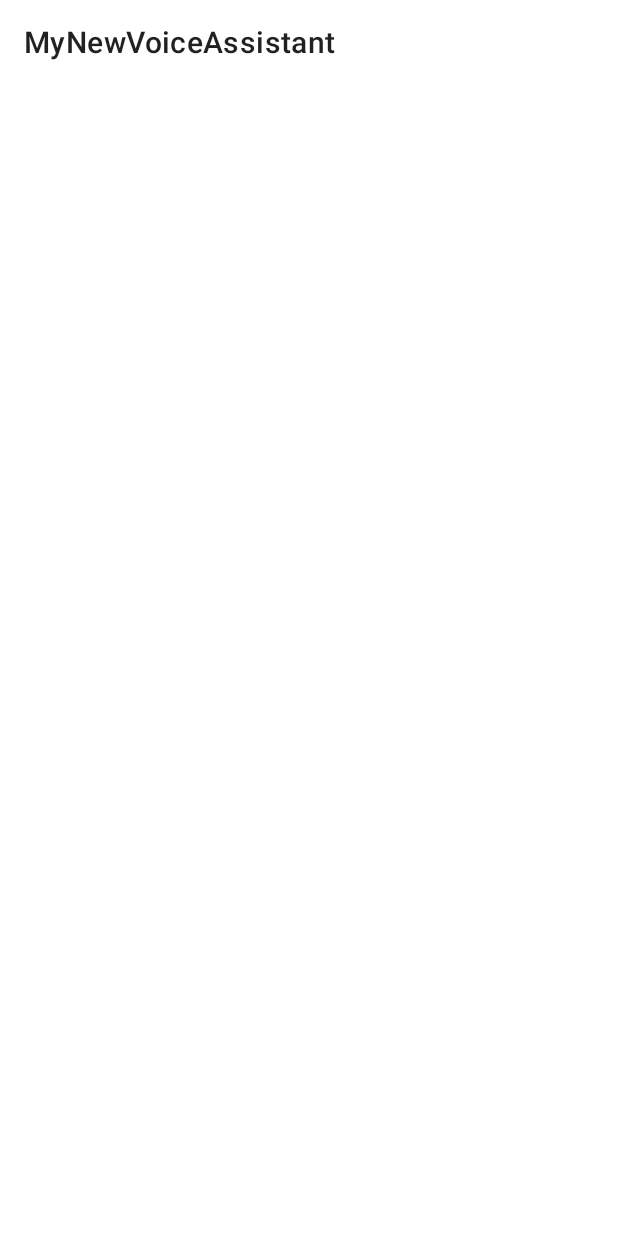
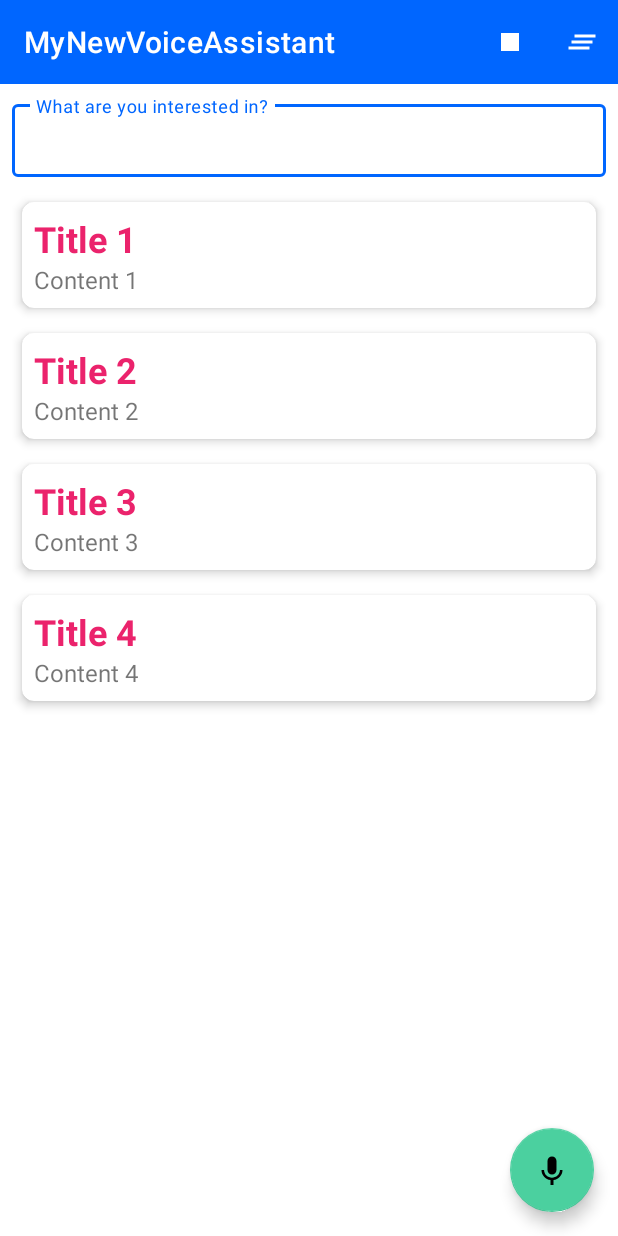
Before and after one commit to shade1471/FirstAndroid, an Android app: the screen it shows after launch (MainActivity), on a phone screen of 412 x 824 dp. Run offline under Robolectric (Android 15) with nearby library versions, the phone set to English and light mode, and no system bars.

Commit message:
first lesson

```diff
--- a/app/build.gradle
+++ b/app/build.gradle
@@ -37,7 +37,6 @@ dependencies {
     implementation 'androidx.appcompat:appcompat:1.3.0'
     implementation 'com.google.android.material:material:1.4.0'
     implementation 'androidx.constraintlayout:constraintlayout:2.0.4'
-    implementation 'com.google.android.material:material:1.6.0-alpha03'
     implementation 'com.google.code.gson:gson:2.9.0'
     testImplementation 'junit:junit:4.13.2'
     androidTestImplementation 'androidx.test.ext:junit:1.1.3'
--- a/app/src/main/java/ru/netology/voiceassistant/MainActivity.kt
+++ b/app/src/main/java/ru/netology/voiceassistant/MainActivity.kt
@@ -3,28 +3,95 @@ package ru.netology.voiceassistant
 import androidx.appcompat.app.AppCompatActivity
 import android.os.Bundle
 import android.util.Log
+import android.view.Menu
+import android.view.MenuItem
+import android.widget.ListView
+import android.widget.ProgressBar
+import android.widget.SimpleAdapter
 import android.widget.TextView
+import com.google.android.material.appbar.MaterialToolbar
+import com.google.android.material.floatingactionbutton.FloatingActionButton
+import com.google.android.material.textfield.TextInputEditText
 
 class MainActivity : AppCompatActivity() {
+
     val TAG: String = "MainActivity"
+
+    lateinit var requestInput: TextInputEditText
+
+    lateinit var podsAdapter: SimpleAdapter
+
+    lateinit var progressBar: ProgressBar
+
+    val pods = mutableListOf<HashMap<String, String>>(
+        HashMap<String, String>().apply {
+            put("Title","Title 1")
+            put("Content", "Content 1")
+        },
+        HashMap<String, String>().apply {
+            put("Title","Title 2")
+            put("Content", "Content 2")
+        },
+        HashMap<String, String>().apply {
+            put("Title","Title 3")
+            put("Content", "Content 3")
+        },
+        HashMap<String, String>().apply {
+            put("Title","Title 4")
+            put("Content", "Content 4")
+        }
+    )
+
     override fun onCreate(savedInstanceState: Bundle?) {
-
-        Log.d(TAG, "start of onCreate function")
 
         super.onCreate(savedInstanceState)
         setContentView(R.layout.activity_main)
 
-        val name: String = "Ivan"
-        val surname: String = "Ivanov"
-        var age: Int = 37
-        var height: Double = 172.2
+        initViews()
+    }
 
-        val summary: String = "name: $name surname: $surname age: $age height: $height"
-        val output: TextView = findViewById(R.id.output)
-        output.text = summary
+    fun initViews() {
+        val toolbar: MaterialToolbar = findViewById(R.id.toolbar)
+        setSupportActionBar(toolbar)
 
-        Log.d(TAG, summary)
+        requestInput = findViewById(R.id.text_input_edit)
 
-        Log.d(TAG, "end of onCreate function")
+        val podsList: ListView = findViewById(R.id.pods_list)
+        podsAdapter = SimpleAdapter(
+            applicationContext,
+            pods,
+            R.layout.item_pod,
+            arrayOf("Title", "Content"),
+            intArrayOf(R.id.title, R.id.content)
+        )
+        podsList.adapter = podsAdapter
+
+        val voiceInputButton: FloatingActionButton = findViewById(R.id.voice_input_button)
+        voiceInputButton.setOnClickListener {
+            Log.d(TAG, "FAB")
+        }
+
+        progressBar= findViewById(R.id.progress_bar)
+
+    }
+
+    override fun onCreateOptionsMenu(menu: Menu?): Boolean {
+        menuInflater.inflate(R.menu.toolbar_menu, menu)
+        return super.onCreateOptionsMenu(menu)
+    }
+
+    override fun onOptionsItemSelected(item: MenuItem): Boolean {
+        when(item.itemId) {
+            R.id.action_stop -> {
+                Log.d(TAG, "action_stop")
+                return true
+            }
+            R.id.action_clear -> {
+                Log.d(TAG, "action_clear")
+                return true
+            }
+        }
+
+        return super.onOptionsItemSelected(item)
     }
 }
--- a/app/src/main/res/layout/activity_main.xml
+++ b/app/src/main/res/layout/activity_main.xml
@@ -8,9 +8,66 @@
 
     <com.google.android.material.appbar.MaterialToolbar
         android:id="@+id/toolbar"
-        app:title="@string/app_name"
         android:layout_width="match_parent"
         android:layout_height="wrap_content"
+        android:background="?colorPrimary"
+        app:layout_constraintTop_toTopOf="parent"
+
+        app:menu="@menu/toolbar_menu"
+        app:title="@string/app_name"
+        app:titleTextColor="?colorOnPrimary" />
+
+    <com.google.android.material.textfield.TextInputLayout
+        android:id="@+id/text_input_layout"
+        style="@style/Widget.MaterialComponents.TextInputLayout.OutlinedBox.Dense"
+        android:layout_width="match_parent"
+        android:layout_height="wrap_content"
+        android:layout_margin="8dp"
+        android:hint="@string/request_hint"
+        app:layout_constraintTop_toBottomOf="@+id/toolbar">
+
+        <com.google.android.material.textfield.TextInputEditText
+            android:id="@+id/text_input_edit"
+            android:layout_width="match_parent"
+            android:layout_height="wrap_content"
+            android:imeOptions="actionDone"
+            android:inputType="text"
+            android:maxLines="1" />
+
+
+    </com.google.android.material.textfield.TextInputLayout>
+
+    <ListView
+        android:id="@+id/pods_list"
+        android:layout_width="match_parent"
+        android:layout_height="0dp"
+        android:layout_margin="8dp"
+        android:divider="?android:attr/colorBackground"
+        app:layout_constraintBottom_toBottomOf="parent"
+        app:layout_constraintTop_toBottomOf="@+id/text_input_layout"
+        app:layout_constraintVertical_bias="1.0"
+        tools:layout_editor_absoluteX="-40dp"
+        tools:listitem="@layout/item_pod" />
+
+    <com.google.android.material.floatingactionbutton.FloatingActionButton
+        android:id="@+id/voice_input_button"
+        android:layout_width="wrap_content"
+        android:layout_height="wrap_content"
+        android:layout_margin="16dp"
+        android:src="@drawable/ic_baseline_keyboard_voice_24"
+        app:layout_constraintBottom_toBottomOf="parent"
+        app:layout_constraintEnd_toEndOf="parent" />
+
+    <ProgressBar
+        android:visibility="gone"
+        android:id="@+id/progress_bar"
+        android:layout_width="wrap_content"
+        android:layout_height="wrap_content"
+        app:layout_constraintBottom_toBottomOf="parent"
+        app:layout_constraintEnd_toEndOf="parent"
+        app:layout_constraintStart_toStartOf="parent"
         app:layout_constraintTop_toTopOf="parent" />
 
+
+
 </androidx.constraintlayout.widget.ConstraintLayout>
--- /dev/null
+++ b/app/src/main/res/layout/item_pod.xml
@@ -0,0 +1,39 @@
+<?xml version="1.0" encoding="utf-8"?>
+<com.google.android.material.card.MaterialCardView xmlns:android="http://schemas.android.com/apk/res/android"
+    xmlns:app="http://schemas.android.com/apk/res-auto"
+    android:layout_width="match_parent"
+    android:layout_height="wrap_content"
+    xmlns:tools="http://schemas.android.com/tools"
+    android:theme="@style/Theme.MaterialComponents.DayNight"
+    app:cardCornerRadius="8dp"
+    app:cardElevation="4dp"
+    app:cardUseCompatPadding="true"
+    app:contentPadding="8dp">
+
+    <LinearLayout
+        android:layout_width="match_parent"
+        android:layout_height="wrap_content"
+        android:orientation="vertical">
+
+        <TextView
+            android:id="@+id/title"
+            android:layout_width="match_parent"
+            android:layout_height="wrap_content"
+            android:textSize="24sp"
+            android:textColor="@color/biz_500"
+            android:textStyle="bold"
+            tools:text="Тестовый заголовок"/>
+
+        <TextView
+            android:id="@+id/content"
+            android:layout_width="match_parent"
+            android:layout_height="wrap_content"
+            android:textSize="16sp"
+            tools:text="Тестовый контент"/>
+
+    </LinearLayout>
+
+
+
+
+</com.google.android.material.card.MaterialCardView>
--- /dev/null
+++ b/app/src/main/res/menu/toolbar_menu.xml
@@ -0,0 +1,17 @@
+<?xml version="1.0" encoding="utf-8"?>
+<menu xmlns:android="http://schemas.android.com/apk/res/android"
+    xmlns:app="http://schemas.android.com/apk/res-auto">
+
+    <item
+        android:id="@+id/action_stop"
+        android:icon="@drawable/ic_baseline_stop_24"
+        android:title="@string/action_stop_title"
+        app:showAsAction="ifRoom" />
+
+    <item
+        android:id="@+id/action_clear"
+        android:icon="@drawable/ic_baseline_clear_all_24"
+        android:title="@string/action_clear_title"
+        app:showAsAction="ifRoom" />
+
+</menu>
--- a/app/src/main/res/values/strings.xml
+++ b/app/src/main/res/values/strings.xml
@@ -10,5 +10,4 @@
     <string name="error_voice_recognition_unavailable">Voice recognition unavailable</string>
     <string name="error_something_went_wrong">Something went wrong</string>
     <string name="error_tts_is_not_ready">TTS is not ready</string>
-
 </resources>
--- a/app/src/main/res/values/themes.xml
+++ b/app/src/main/res/values/themes.xml
@@ -1,6 +1,6 @@
 <resources xmlns:tools="http://schemas.android.com/tools">
     <!-- Base application theme. -->
-    <style name="Theme.MyVoiceAssistant" parent="Theme.MaterialComponents.DayNight.NoActionBar">
+    <style name="Theme.MyVoiceAssistant" parent="Theme.MaterialComponents.Light.NoActionBar">
         <!-- Primary brand color. -->
         <item name="colorPrimary">@color/pro_800</item>
         <item name="colorPrimaryVariant">@color/pro_900</item>
```
